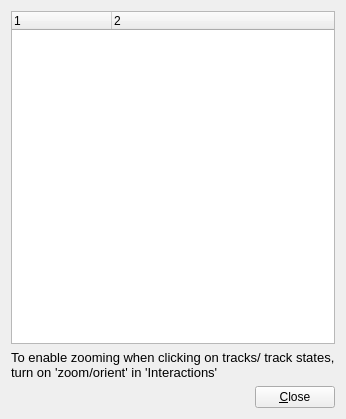
rolandjansky/athena, file graphics/VP1/VP1Systems/VP1AODSystems/src/objectbrowser.ui: the form before one commit.
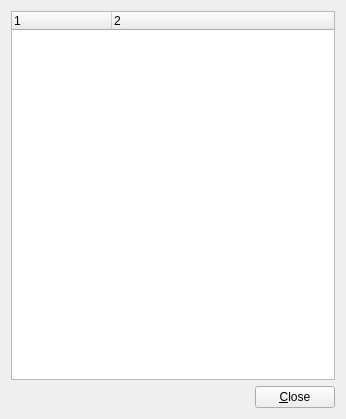
The form after the commit.

```diff
--- a/graphics/VP1/VP1Systems/VP1AODSystems/src/objectbrowser.ui
+++ b/graphics/VP1/VP1Systems/VP1AODSystems/src/objectbrowser.ui
@@ -46,22 +46,7 @@
     </widget>
    </item>
    <item>
-    <widget class="QLabel" name="label" >
-     <property name="font" >
-      <font>
-       <pointsize>10</pointsize>
-      </font>
-     </property>
-     <property name="text" >
-      <string>To enable zooming when clicking on tracks/ track states, turn on 'zoom/orient' in 'Interactions'</string>
-     </property>
-     <property name="wordWrap" >
-      <bool>true</bool>
-     </property>
-    </widget>
-   </item>
-   <item>
-    <layout class="QHBoxLayout" name="horizontalLayout" >
+    <layout class="QHBoxLayout" name="horizontalLayout">
      <item>
       <spacer name="spacer" >
        <property name="orientation" >
```
Left out of the diff: 39 changed lines with no effect on the pictures.
